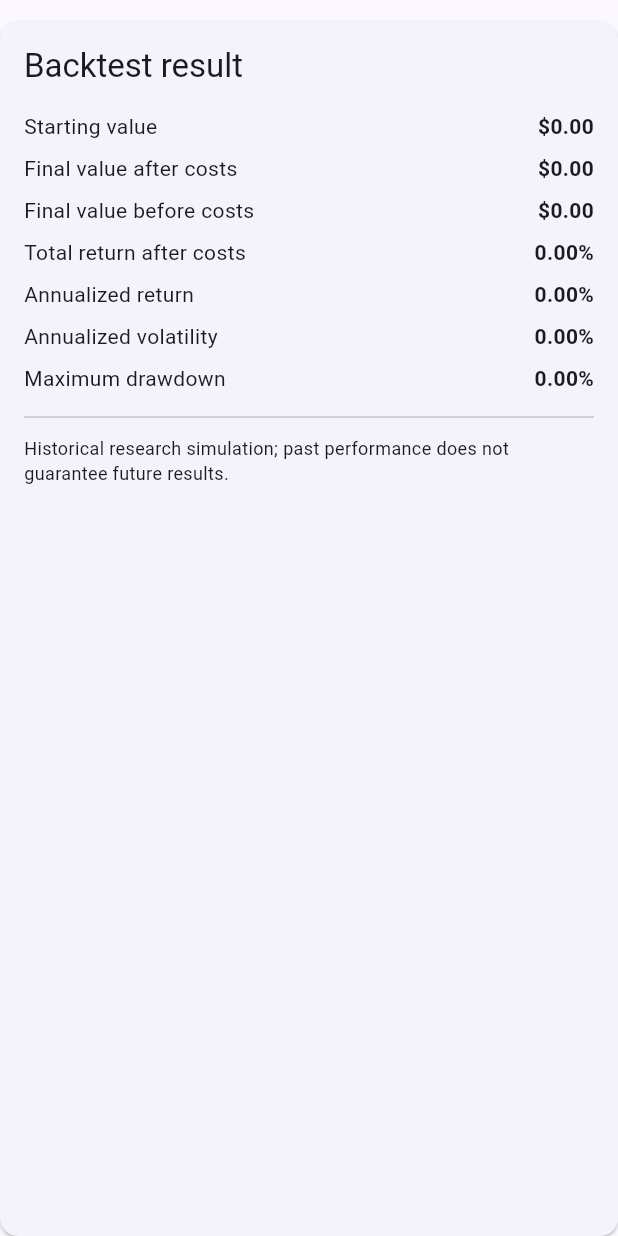
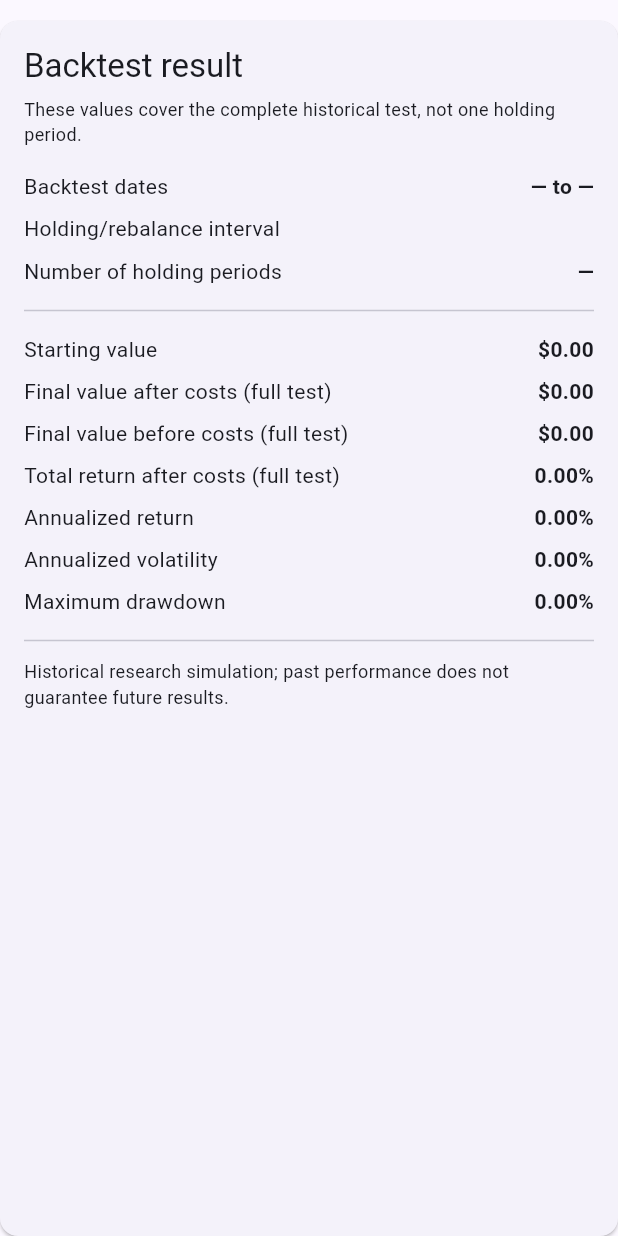
Before and after one commit to lukeyechen/diffusion_portfolio, a Flutter app: the _BacktestResult widget shown alone on an empty page, opened directly with empty values, on a phone screen of 412 x 824 dp. Run offline on Flutter 3.47's test engine with Material 3 defaults, Android fonts, the light colour scheme and no system bars; our stand-ins replace google_sign_in; missing offline and left inert: google_sign_in_web.

Commit message:
Clarify backtest duration in PWA results (#9)

```diff
--- a/mobile/lib/main.dart
+++ b/mobile/lib/main.dart
@@ -654,6 +654,18 @@ class _BacktestResult extends StatelessWidget {
     final gross = _number(result['gross_final_value']);
     final returnPercent = initial == 0 ? 0.0 : net / initial - 1.0;
     final metrics = _map(result['net_metrics']);
+    final strategy = '${result['strategy'] ?? ''}';
+    final summaries = _listOfMaps(result['all_method_summary']);
+    final summary = summaries.firstWhere(
+      (row) => '${row['Method'] ?? ''}' == strategy,
+      orElse: () => <String, dynamic>{},
+    );
+    final startDate = _dateOnly(summary['OOS start']);
+    final endDate = _dateOnly(summary['OOS end']);
+    final periodCount = summary['OOS periods'] is num
+        ? (summary['OOS periods'] as num).toInt().toString()
+        : '—';
+    final holdingPeriod = '${result['holding_period'] ?? '—'}';
 
     return Card(
       margin: const EdgeInsets.only(top: 14),
@@ -663,11 +675,20 @@ class _BacktestResult extends StatelessWidget {
           crossAxisAlignment: CrossAxisAlignment.start,
           children: [
             Text('Backtest result', style: Theme.of(context).textTheme.titleLarge),
+            const SizedBox(height: 6),
+            const Text(
+              'These values cover the complete historical test, not one holding period.',
+              style: TextStyle(fontSize: 12),
+            ),
             const SizedBox(height: 12),
+            _MetricRow('Backtest dates', '$startDate to $endDate'),
+            _MetricRow('Holding/rebalance interval', holdingPeriod),
+            _MetricRow('Number of holding periods', periodCount),
+            const Divider(height: 24),
             _MetricRow('Starting value', _money(initial)),
-            _MetricRow('Final value after costs', _money(net)),
-            _MetricRow('Final value before costs', _money(gross)),
-            _MetricRow('Total return after costs', _percent(returnPercent)),
+            _MetricRow('Final value after costs (full test)', _money(net)),
+            _MetricRow('Final value before costs (full test)', _money(gross)),
+            _MetricRow('Total return after costs (full test)', _percent(returnPercent)),
             _MetricRow('Annualized return', _percent(metrics['CAGR'])),
             _MetricRow('Annualized volatility', _percent(metrics['Annualized vol'])),
             _MetricRow('Maximum drawdown', _percent(metrics['Max drawdown'])),
@@ -770,4 +791,13 @@ String _percent(dynamic value) => '${(_number(value) * 100).toStringAsFixed(2)}%
 String _decimal(dynamic value) =>
     value is num ? value.toDouble().toStringAsFixed(3) : '—';
 
+String _dateOnly(dynamic value) {
+  final text = value?.toString() ?? '';
+  if (text.isEmpty) {
+    return '—';
+  }
+  final timeSeparator = text.indexOf('T');
+  return timeSeparator > 0 ? text.substring(0, timeSeparator) : text;
+}
+
 String _money(double value) => '\$${value.toStringAsFixed(2)}';
```
